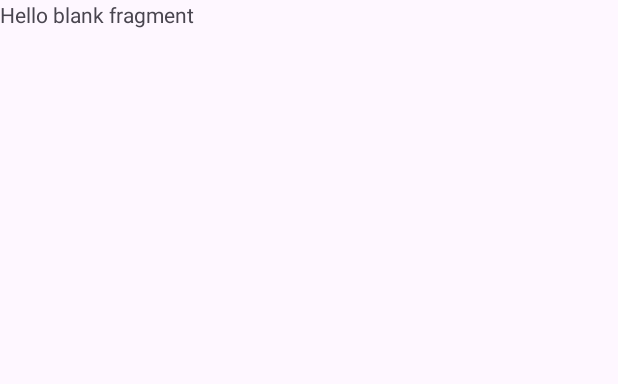
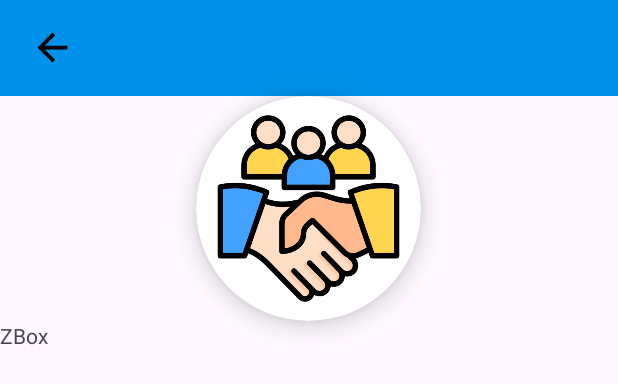
Before and after one commit to jurabek003/ZBox, an Android app: the layout fragment_client.xml on its own in the app's theme, with its tools: preview values and no code run, on a phone screen of 412 x 824 dp. Shown: the top 384 px of the screen. Run offline under Robolectric (Android 15) with nearby library versions, the light colour scheme and no system bars.

Commit message:
Client epi get finish!!

```diff
--- a/app/src/main/java/uz/turgunboyevjurabek/zbox/fragment/ProductFragment.kt
+++ b/app/src/main/java/uz/turgunboyevjurabek/zbox/fragment/ProductFragment.kt
@@ -32,7 +32,7 @@ class ProductFragment : Fragment() {
                 response: Response<ArrayList<Product>>
             ) {
                 if (response.isSuccessful){
-                    binding.tvText.text=response.body().toString()
+//                    binding.tvText.text=response.body().toString()
                 }
                 else{
                     Toast.makeText(context, "Yuklashdagi xatolik", Toast.LENGTH_SHORT).show()
--- a/app/src/main/java/uz/turgunboyevjurabek/zbox/madels/Clients.kt
+++ b/app/src/main/java/uz/turgunboyevjurabek/zbox/madels/Clients_Get.kt
@@ -3,7 +3,7 @@ package uz.turgunboyevjurabek.zbox.madels
 
 import com.google.gson.annotations.SerializedName
 
-data class Clients(
+data class Clients_Get(
     @SerializedName("fam")
     val fam: String,
     @SerializedName("id")
--- a/app/src/main/java/uz/turgunboyevjurabek/zbox/network/ApiServis.kt
+++ b/app/src/main/java/uz/turgunboyevjurabek/zbox/network/ApiServis.kt
@@ -2,12 +2,12 @@ package uz.turgunboyevjurabek.zbox.network
 
 import retrofit2.Call
 import retrofit2.http.GET
-import uz.turgunboyevjurabek.zbox.madels.Clients
+import uz.turgunboyevjurabek.zbox.madels.Clients_Get
 import uz.turgunboyevjurabek.zbox.madels.Product
 
 interface ApiServis {
     @GET("clientlar/")
-    fun getClients():Call<ArrayList<Clients>>
+    fun getClients():Call<ArrayList<Clients_Get>>
 
     @GET("mahsulotlar/")
     fun getProduct():Call<ArrayList<Product>>
--- a/app/src/main/res/layout/fragment_client.xml
+++ b/app/src/main/res/layout/fragment_client.xml
@@ -1,14 +1,41 @@
 <?xml version="1.0" encoding="utf-8"?>
-<FrameLayout xmlns:android="http://schemas.android.com/apk/res/android"
+<LinearLayout xmlns:android="http://schemas.android.com/apk/res/android"
     xmlns:tools="http://schemas.android.com/tools"
     android:layout_width="match_parent"
+    xmlns:app="http://schemas.android.com/apk/res-auto"
+    android:orientation="vertical"
     android:layout_height="match_parent"
     tools:context=".fragment.ClientFragment">
-
-    <!-- TODO: Update blank fragment layout -->
+    <LinearLayout
+        android:layout_width="match_parent"
+        android:layout_height="?actionBarSize"
+        android:background="#0091EA"
+        android:orientation="horizontal">
+        <ImageView
+            android:id="@+id/btn_back_client"
+            android:layout_width="30dp"
+            android:layout_height="30dp"
+            android:layout_gravity="center"
+            android:layout_marginStart="20dp"
+            android:src="@drawable/ic_back"
+            />
+    </LinearLayout>
+    <androidx.cardview.widget.CardView
+        android:layout_gravity="center"
+        android:layout_width="150dp"
+        android:layout_height="150dp"
+        app:cardElevation="10dp"
+        app:cardCornerRadius="150dp">
+        <ImageView
+            android:layout_width="match_parent"
+            android:layout_height="match_parent"
+            android:scaleType="centerCrop"
+            android:padding="12dp"
+            android:src="@drawable/client_png"/>
+    </androidx.cardview.widget.CardView>
     <TextView
+        android:id="@+id/tht"
         android:layout_width="match_parent"
         android:layout_height="match_parent"
-        android:text="@string/hello_blank_fragment" />
-
-</FrameLayout>
+        android:text="@string/app_name"/>
+</LinearLayout>
--- a/app/src/main/res/layout/fragment_product.xml
+++ b/app/src/main/res/layout/fragment_product.xml
@@ -10,8 +10,7 @@
     <LinearLayout
         android:layout_width="match_parent"
         android:layout_height="?actionBarSize"
-        android:background="#0091EA"
-        >
+        android:background="#0091EA">
         <ImageView
             android:layout_width="30dp"
             android:layout_height="30dp"
@@ -25,7 +24,7 @@
         android:layout_gravity="center"
         android:layout_width="150dp"
         android:layout_height="150dp"
-        android:elevation="10dp"
+        app:cardElevation="10dp"
         app:cardCornerRadius="150dp">
         <ImageView
             android:layout_width="wrap_content"
```
Also changed, not shown: app/src/main/java/uz/turgunboyevjurabek/zbox/fragment/ClientFragment.kt (+30 -35 lines), app/src/main/java/uz/turgunboyevjurabek/zbox/fragment/HomeFragment.kt (+14 -5 lines), app/src/main/java/uz/turgunboyevjurabek/zbox/madels/Clients_Post.kt (added, +19 -0 lines), app/src/main/res/drawable/client_png.png (added).
